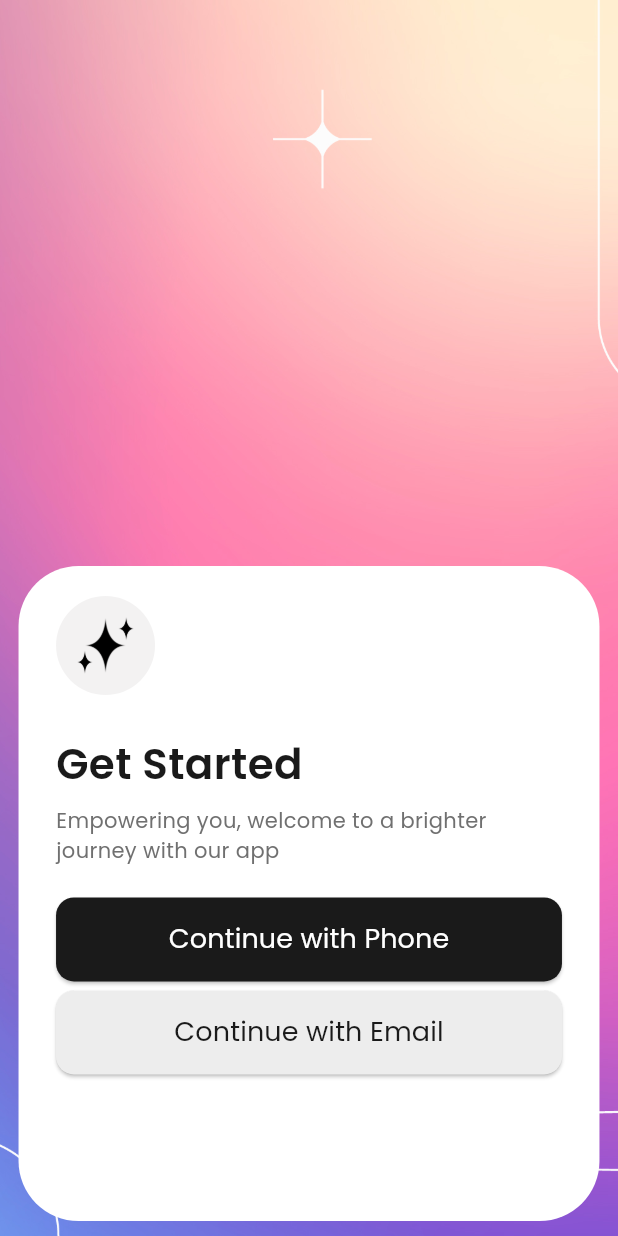
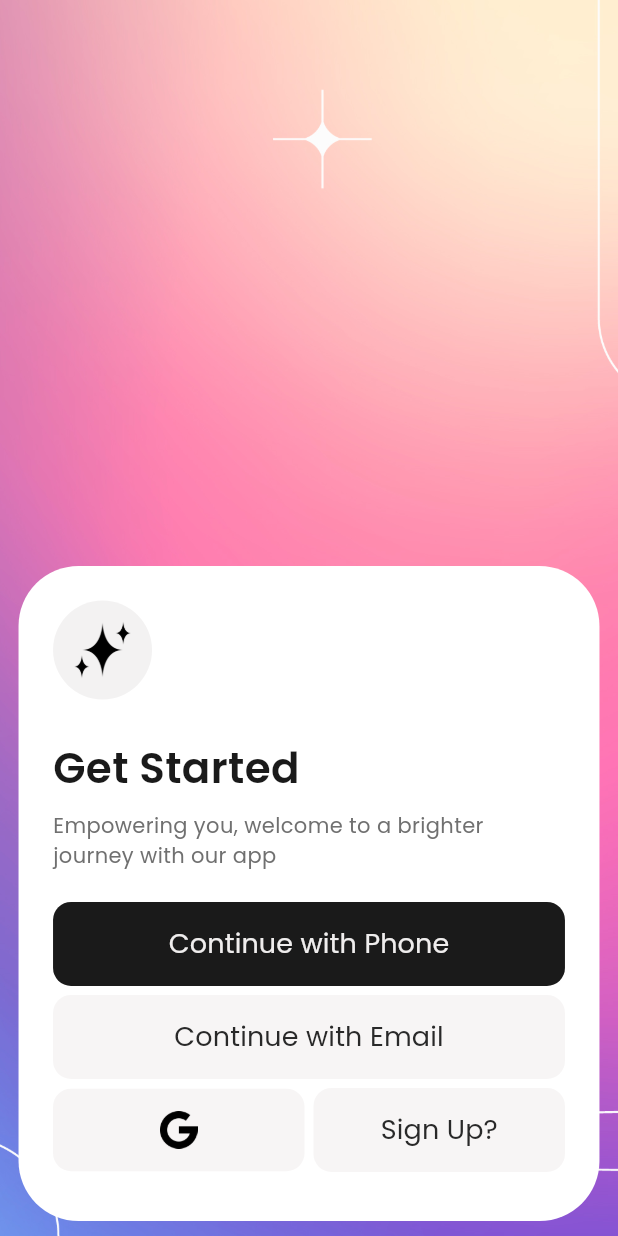
Before and after one commit to shiwangaryan/Second-Brain, a Flutter app: the screen it shows after launch, on a phone screen of 412 x 824 dp. Run offline on Flutter 3.47's test engine with Material 3 defaults, Android fonts, the light colour scheme and no system bars; our stand-ins replace flutter_svg, get, iconsax, smooth_page_indicator.

Commit message:
completed the landing page for Get Started i.e. login/signup page- Flutter|Dart

```diff
--- a/lib/features/authentication/screens/login/login.dart
+++ b/lib/features/authentication/screens/login/login.dart
@@ -1,7 +1,6 @@
 // ignore_for_file: prefer_const_constructors, prefer_const_literals_to_create_immutables
 
 import 'package:flutter/material.dart';
-import 'package:flutter_svg/svg.dart';
 import 'package:solution_challenge_app/features/authentication/screens/login/login_page_container.dart';
 import 'package:solution_challenge_app/utils/helpers/helper_function.dart';
 
--- a/lib/features/authentication/screens/login/login_page_container.dart
+++ b/lib/features/authentication/screens/login/login_page_container.dart
@@ -21,7 +21,7 @@ class LoginPageContainer extends StatelessWidget {
         color: isDarkTheme ? Color(0XFF1A1A1A) : Color(0XFFFFFFFF),
       ),
       child: Padding(
-        padding: const EdgeInsets.symmetric(horizontal: 25),
+        padding: const EdgeInsets.symmetric(horizontal: 23),
         child: Column(
           crossAxisAlignment: CrossAxisAlignment.start,
           children: [
@@ -62,14 +62,43 @@ class LoginPageContainer extends StatelessWidget {
               isDarkTheme: isDarkTheme,
               text: 'Continue with Phone',
               lightColor: Color(0XFF1A1A1A),
-              darkColor: Color(0XFFFFFFFF),
+              darkColor: Color.fromARGB(255, 239, 237, 237),
             ),
             TextButton(
               isDarkTheme: isDarkTheme,
               text: 'Continue with Email',
-              lightColor: Color(0XFFEDEDED),
-              darkColor: Color(0XFF1A1A1A),
+              lightColor: Color.fromARGB(255, 247, 245, 245),
+              darkColor: Color.fromARGB(255, 41, 41, 41),
             ),
+            Row(
+              children: [
+                //
+                // ------- Icon Button -------
+                Expanded(
+                  child: IconButton(
+                    isDarkTheme: isDarkTheme,
+                    logo: isDarkTheme
+                        ? 'assets/images/login_page/google_white.png'
+                        : 'assets/images/login_page/google_black.png',
+                    lightColor: Color.fromARGB(255, 247, 245, 245),
+                    darkColor: Color.fromARGB(255, 41, 41, 41),
+                  ),
+                ),
+                //
+                // ------- Gap inbetween -------
+                SizedBox(width: 6),
+                //
+                // ------- Sign Up Button -------
+                Expanded(
+                  child: TextButton(
+                    isDarkTheme: isDarkTheme,
+                    text: "Sign Up?",
+                    lightColor: Color.fromARGB(255, 247, 245, 245),
+                    darkColor: Color.fromARGB(255, 41, 41, 41),
+                  ),
+                ),
+              ],
+            )
           ],
         ),
       ),
@@ -77,6 +106,53 @@ class LoginPageContainer extends StatelessWidget {
   }
 }
 
+// icon button
+class IconButton extends StatelessWidget {
+  const IconButton({
+    super.key,
+    required this.isDarkTheme,
+    required this.logo,
+    required this.lightColor,
+    required this.darkColor,
+  });
+
+  final bool isDarkTheme;
+  final String logo;
+  final Color lightColor;
+  final Color darkColor;
+
+  @override
+  Widget build(BuildContext context) {
+    return Padding(
+      padding: const EdgeInsets.only(top: 6.0),
+      child: Row(
+        children: [
+          Expanded(
+            child: ElevatedButton(
+              onPressed: () => {},
+              style: ElevatedButton.styleFrom(
+                shape: RoundedRectangleBorder(
+                    borderRadius: BorderRadius.circular(12)),
+                backgroundColor: isDarkTheme ? darkColor : lightColor,
+                elevation: 0,
+              ),
+              child: Padding(
+                padding: const EdgeInsets.symmetric(vertical: 15),
+                child: Image.asset(
+                  logo,
+                  height: 25,
+                  width: 25,
+                ),
+              ),
+            ),
+          ),
+        ],
+      ),
+    );
+  }
+}
+
+// text button
 class TextButton extends StatelessWidget {
   const TextButton({
     super.key,
@@ -104,6 +180,7 @@ class TextButton extends StatelessWidget {
                 shape: RoundedRectangleBorder(
                     borderRadius: BorderRadius.circular(12)),
                 backgroundColor: isDarkTheme ? darkColor : lightColor,
+                elevation: 0,
               ),
               child: Padding(
                 padding: const EdgeInsets.symmetric(vertical: 15),
@@ -136,7 +213,7 @@ class Star extends StatelessWidget {
         ? 'assets/images/login_page/star_white.png'
         : 'assets/images/login_page/star_black.png';
     return Padding(
-      padding: const EdgeInsets.only(top: 20),
+      padding: const EdgeInsets.only(top: 23),
       child: Container(
         width: 66,
         height: 66,
--- a/lib/main.dart
+++ b/lib/main.dart
@@ -1,9 +1,7 @@
 // ignore_for_file: prefer_const_constructors, prefer_const_literals_to_create_immutables
 
 import 'package:flutter/material.dart';
-import "package:get/get.dart";
 import "package:solution_challenge_app/app.dart";
-import 'package:solution_challenge_app/features/authentication/screens/login/login.dart';
 import 'package:solution_challenge_app/features/authentication/screens/onboarding/on_boarding.dart';
 
 void main() => runApp(App());
```
Also changed, not shown: assets/images/login_page/google_black.png (added), assets/images/login_page/google_white.png (added), lib/features/authentication/screens/login/login_page_phone_signin.dart (added).
